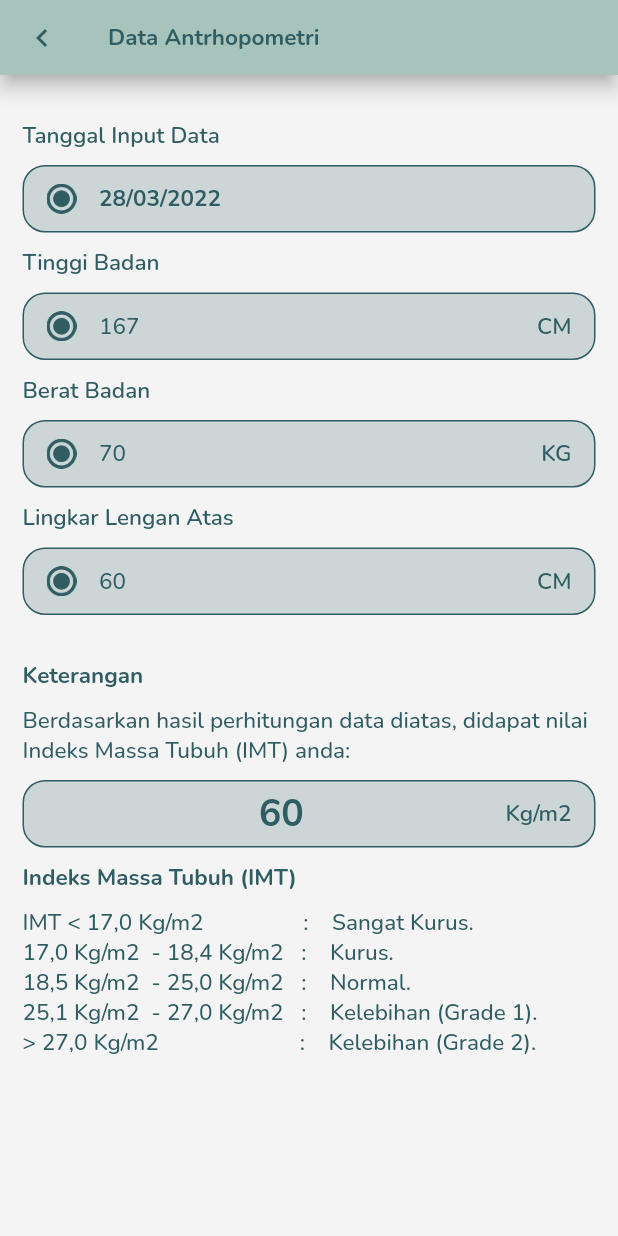
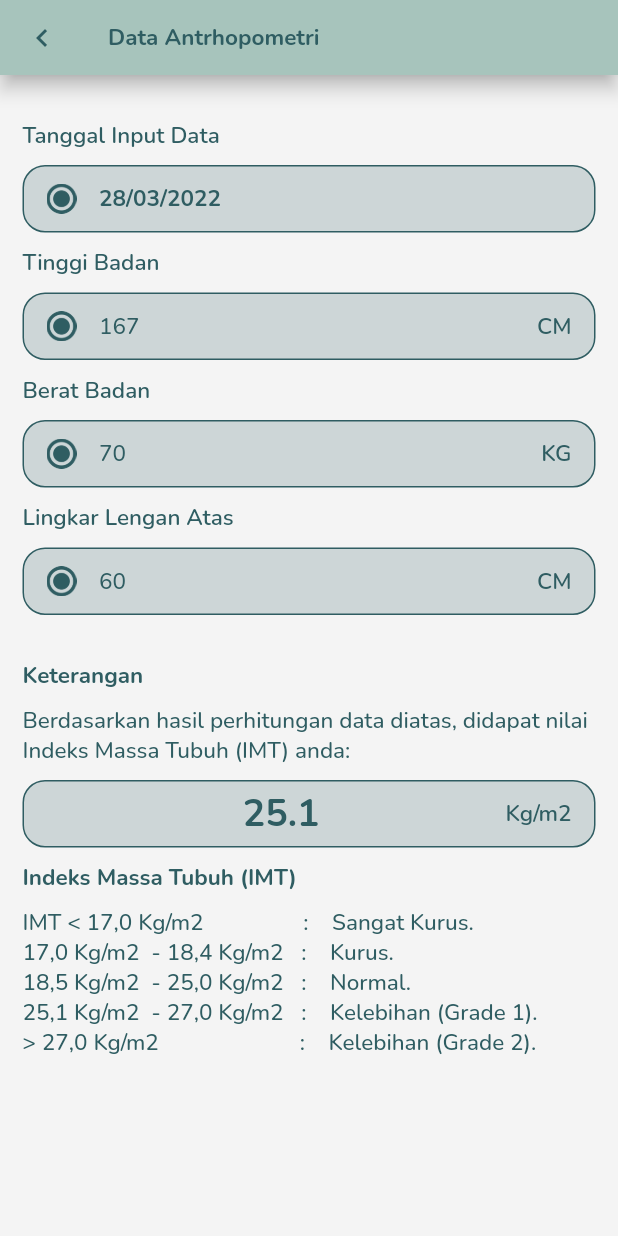
Before and after one commit to zaidtqy/healthy, a Flutter app: the ResultAntrhopometri screen opened directly with sample values from the repository, on a phone screen of 412 x 824 dp. Run offline on Flutter 3.47's test engine with Material 2 defaults, Android fonts, the phone set to English and light mode, and no system bars; our stand-ins replace animated_text_kit, badges, cloud_firestore, cool_alert, firebase_auth, firebase_core and 3 more; accounts and stored records are empty.

Commit message:
Add Count Antrhopometri

```diff
--- a/lib/pages/result_antrhopometri_page.dart
+++ b/lib/pages/result_antrhopometri_page.dart
@@ -1,12 +1,15 @@
 import 'package:flutter/material.dart';
+// import 'package:healthy/helpers/const.dart';
 import 'package:healthy/models/antrhopometri_model.dart';
 import 'package:healthy/theme.dart';
 
 class ResultAntrhopometri extends StatelessWidget {
   final HistoryAntrhopoModel historyAntrhopoModel;
 
-  const ResultAntrhopometri({Key? key, required this.historyAntrhopoModel})
-      : super(key: key);
+  const ResultAntrhopometri({
+    Key? key,
+    required this.historyAntrhopoModel,
+  }) : super(key: key);
 
   @override
   Widget build(BuildContext context) {
@@ -64,6 +67,16 @@ class ResultAntrhopometri extends StatelessWidget {
     }
 
     Widget anthropoResult({required AntrhopoModel antrhopoModel}) {
+      final height = (double.parse(antrhopoModel.antrhopoHeight) / 100) *
+          (double.parse(antrhopoModel.antrhopoHeight) / 100);
+      final weight = double.parse(antrhopoModel.antrhopoWeight);
+
+      final imt = weight / height;
+
+      final double x = double.parse('$imt');
+
+      final String result = x.toStringAsFixed(1);
+
       return Column(
         children: [
           Container(
@@ -288,7 +301,7 @@ class ResultAntrhopometri extends StatelessWidget {
                     ),
                     const Spacer(),
                     Text(
-                      '60',
+                      result,
                       style: primaryTextStyle.copyWith(
                         fontSize: 25,
                         fontWeight: bold,
```
Also changed, not shown: lib/pages/history_form_antrhopometri_page.dart (+45 -1 lines).
